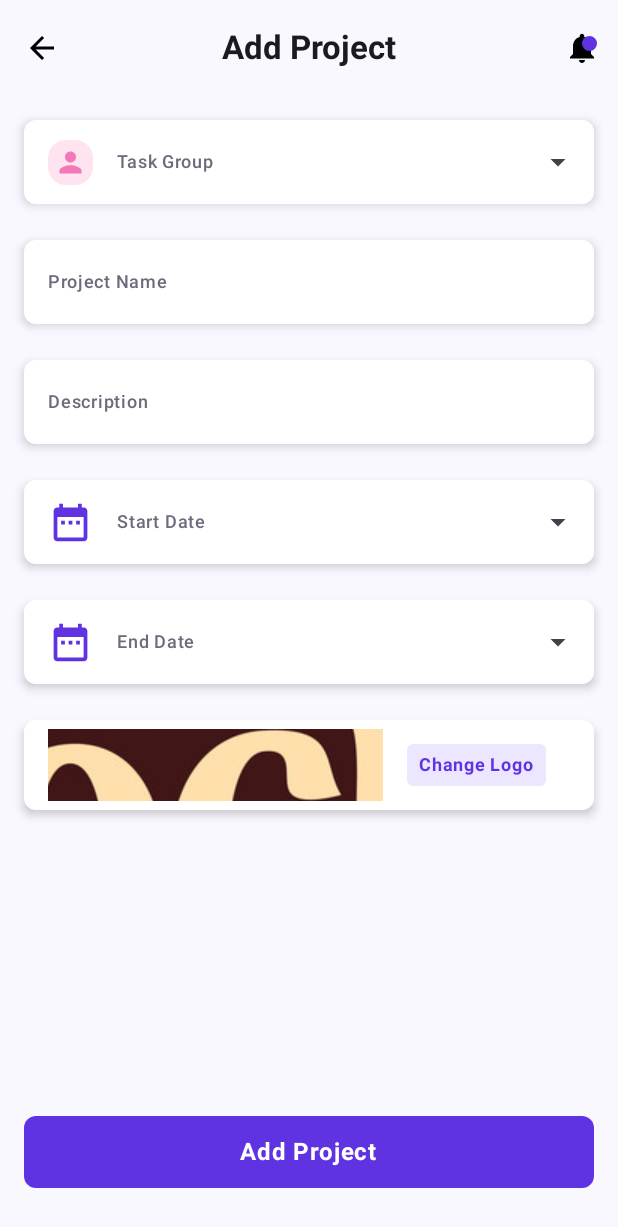
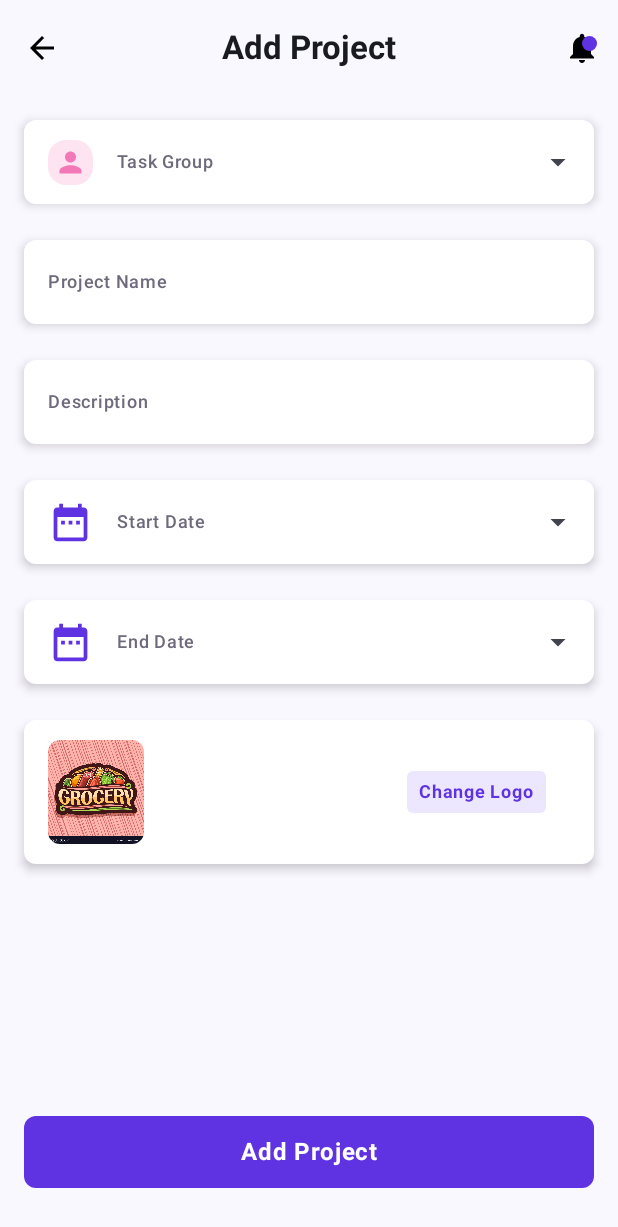
Before and after one commit to fahim-fardous/Task-Hive, an Android app built with Jetpack Compose: the @Preview function TaskAddScreenSkeletonPreview, on a phone screen of 412 x 824 dp. Shown: the top 1227 px of the screen. Run offline under Robolectric (Android 15) with nearby library versions, the phone set to English and light mode, and no system bars.

Commit message:
Add onboard and add screen design

```diff
--- a/app/build.gradle.kts
+++ b/app/build.gradle.kts
@@ -59,6 +59,7 @@ dependencies {
     implementation(libs.androidx.ui.graphics)
     implementation(libs.androidx.ui.tooling.preview)
     implementation(libs.androidx.material3)
+    implementation(libs.coil.compose)
     testImplementation(libs.junit)
     androidTestImplementation(libs.androidx.junit)
     androidTestImplementation(libs.androidx.espresso.core)
--- /dev/null
+++ b/app/src/main/java/com/example/taskhive/components/CustomButton.kt
@@ -0,0 +1,69 @@
+package com.example.taskhive.components
+
+import androidx.compose.foundation.background
+import androidx.compose.foundation.layout.Box
+import androidx.compose.foundation.layout.Column
+import androidx.compose.foundation.layout.Row
+import androidx.compose.foundation.layout.fillMaxWidth
+import androidx.compose.foundation.layout.padding
+import androidx.compose.foundation.shape.RoundedCornerShape
+import androidx.compose.material.icons.Icons
+import androidx.compose.material.icons.automirrored.filled.ArrowForward
+import androidx.compose.material.icons.filled.ArrowForward
+import androidx.compose.material3.Icon
+import androidx.compose.material3.Text
+import androidx.compose.runtime.Composable
+import androidx.compose.ui.Alignment
+import androidx.compose.ui.Modifier
+import androidx.compose.ui.graphics.Color
+import androidx.compose.ui.graphics.vector.ImageVector
+import androidx.compose.ui.text.font.FontWeight
+import androidx.compose.ui.text.style.TextAlign
+import androidx.compose.ui.tooling.preview.Preview
+import androidx.compose.ui.unit.dp
+import com.example.taskhive.ui.theme.appColor
+
+@Composable
+fun CustomButton(
+    text: String,
+    trailingIcon: ImageVector? = null,
+) {
+    Box(
+        modifier =
+        Modifier
+            .padding(16.dp)
+            .fillMaxWidth()
+            .background(color = appColor, shape = RoundedCornerShape(8.dp))
+            .padding(12.dp),
+        contentAlignment = Alignment.Center,
+    ) {
+        Row(
+            verticalAlignment = Alignment.CenterVertically,
+            modifier = Modifier.fillMaxWidth(),
+        ) {
+            Text(
+                text = text,
+                color = Color.White,
+                fontWeight = FontWeight.Bold,
+                modifier = Modifier.weight(1f),
+                textAlign = TextAlign.Center,
+            )
+            if (trailingIcon != null) {
+                Icon(
+                    trailingIcon,
+                    contentDescription = null,
+                    tint = Color.White,
+                )
+            }
+        }
+    }
+}
+
+@Preview
+@Composable
+private fun CustomButtonPreview() {
+    Column {
+        CustomButton(text = "Let's Start", trailingIcon = Icons.AutoMirrored.Filled.ArrowForward)
+        CustomButton(text = "Let's Start", trailingIcon = null)
+    }
+}
--- a/app/src/main/java/com/example/taskhive/presentation/task/add/TaskAddScreen.kt
+++ b/app/src/main/java/com/example/taskhive/presentation/task/add/TaskAddScreen.kt
@@ -6,10 +6,9 @@ import androidx.compose.foundation.layout.Arrangement
 import androidx.compose.foundation.layout.Box
 import androidx.compose.foundation.layout.Column
 import androidx.compose.foundation.layout.Row
-import androidx.compose.foundation.layout.Spacer
+import androidx.compose.foundation.layout.aspectRatio
 import androidx.compose.foundation.layout.fillMaxSize
 import androidx.compose.foundation.layout.fillMaxWidth
-import androidx.compose.foundation.layout.height
 import androidx.compose.foundation.layout.padding
 import androidx.compose.foundation.layout.size
 import androidx.compose.foundation.shape.RoundedCornerShape
@@ -34,7 +33,6 @@ import androidx.compose.ui.Alignment
 import androidx.compose.ui.Modifier
 import androidx.compose.ui.draw.clip
 import androidx.compose.ui.graphics.Color
-import androidx.compose.ui.graphics.RectangleShape
 import androidx.compose.ui.layout.ContentScale
 import androidx.compose.ui.res.painterResource
 import androidx.compose.ui.text.font.FontWeight
@@ -44,6 +42,7 @@ import androidx.compose.ui.unit.sp
 import com.example.taskhive.R
 import com.example.taskhive.components.CardWithRow
 import com.example.taskhive.components.CommonCard
+import com.example.taskhive.components.CustomButton
 import com.example.taskhive.ui.theme.TaskHiveTheme
 import com.example.taskhive.ui.theme.appColor
 
@@ -63,7 +62,8 @@ private fun TaskAddScreenSkeletonPreview() {
 @OptIn(ExperimentalMaterial3Api::class)
 @Composable
 fun TaskAddScreenSkeleton() {
-    Scaffold(topBar = {
+    Scaffold(
+        topBar = {
             CenterAlignedTopAppBar(
                 title = {
                     Text(
@@ -95,23 +95,13 @@ fun TaskAddScreenSkeleton() {
                         )
                     }
                 },
-
             )
         },
         floatingActionButtonPosition = FabPosition.Center,
         floatingActionButton = {
-            Box(
-                modifier =
-                Modifier
-                    .padding(16.dp)
-                    .fillMaxWidth()
-                    .background(color = appColor, shape = RoundedCornerShape(8.dp))
-                    .padding(12.dp),
-                contentAlignment = Alignment.Center,
-            ) {
-                Text(text = "Add Project", color = Color.White, fontWeight = FontWeight.Bold)
-            }
-        }) { innerPadding ->
+            CustomButton(text = "Add Project", trailingIcon = null)
+        },
+    ) { innerPadding ->
         Column(
             modifier =
             Modifier
@@ -159,19 +149,21 @@ fun TaskAddScreenSkeleton() {
                     modifier =
                     Modifier
                         .fillMaxWidth()
-                            .padding(horizontal = 16.dp),
+                        .padding(horizontal = 16.dp, vertical = 16.dp),
                     verticalAlignment = Alignment.CenterVertically,
                     horizontalArrangement = Arrangement.SpaceBetween,
                 ) {
+                    val painter = painterResource(id = R.drawable.change_logo)
                     Image(
-                        painter = painterResource(id = R.drawable.change_logo),
+                        painter = painter,
                         contentDescription = "logo",
                         modifier =
                             Modifier
-                                .size(48.dp)
-                                .clip(RectangleShape)
-                                .weight(1f),
-                        contentScale = ContentScale.None,
+                                .size(64.dp)
+                                .clip(RoundedCornerShape(8.dp))
+                                .weight(1f, fill = false)
+                                .aspectRatio(painter.intrinsicSize.width / painter.intrinsicSize.height),
+                        contentScale = ContentScale.Fit,
                     )
                     Box(
                         modifier =
@@ -190,7 +182,6 @@ fun TaskAddScreenSkeleton() {
                     }
                 }
             }
-            //Spacer(modifier = Modifier.height(128.dp))
         }
     }
 }
--- a/gradle/libs.versions.toml
+++ b/gradle/libs.versions.toml
@@ -1,5 +1,6 @@
 [versions]
 agp = "8.5.0"
+coilCompose = "2.6.0"
 kotlin = "1.9.0"
 coreKtx = "1.13.1"
 junit = "4.13.2"
@@ -11,6 +12,7 @@ composeBom = "2024.04.01"
 
 [libraries]
 androidx-core-ktx = { group = "androidx.core", name = "core-ktx", version.ref = "coreKtx" }
+coil-compose = { module = "io.coil-kt:coil-compose", version.ref = "coilCompose" }
 junit = { group = "junit", name = "junit", version.ref = "junit" }
 androidx-junit = { group = "androidx.test.ext", name = "junit", version.ref = "junitVersion" }
 androidx-espresso-core = { group = "androidx.test.espresso", name = "espresso-core", version.ref = "espressoCore" }
```
Also changed, not shown: app/src/main/java/com/example/taskhive/presentation/onboard/OnBoardScreen.kt (added, +66 -0 lines), app/src/main/res/drawable/onboard.png (added). Lines whose indentation alone changed are shown as unchanged.
